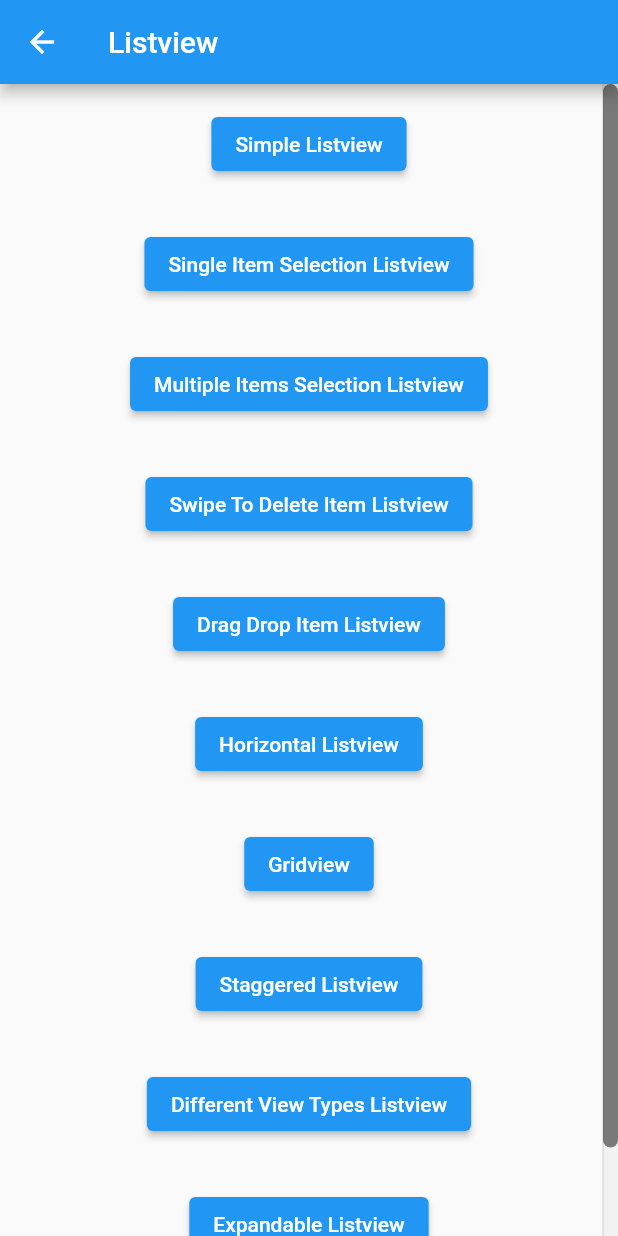
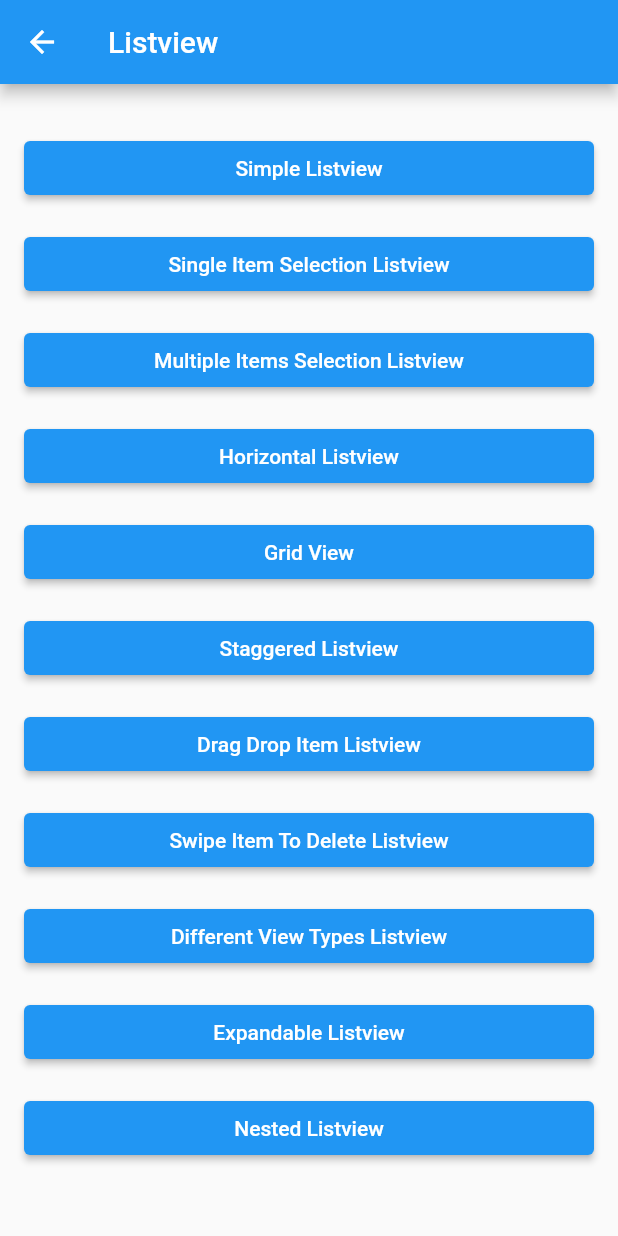
Before and after one commit to Gogo-jiii/Flutter-All-In-One, a Flutter app: the ListviewScreen screen opened directly, on a phone screen of 412 x 824 dp. Run offline on Flutter 3.47's test engine with Material 2 defaults, Android fonts, the phone set to English and light mode, and no system bars; our stand-ins replace flutter_rating_bar, fluttertoast.

Commit message:
nested listview

```diff
--- a/lib/modules/listview/listview_screen.dart
+++ b/lib/modules/listview/listview_screen.dart
@@ -3,14 +3,15 @@ import 'package:flutter_all_in_one/modules/common_widgets/common_widgets.dart';
 import 'package:flutter_all_in_one/modules/listview/drag_drop_item_listview/drag_drop_item_listview_screen.dart';
 import 'package:flutter_all_in_one/modules/listview/expandable_listview/expandable_listview_screen.dart';
 import 'package:flutter_all_in_one/modules/listview/grid_view_listview/grid_view_screen.dart';
-import 'package:flutter_all_in_one/modules/listview/horizontal_listview/horizontal_listview_screen.dart';
 import 'package:flutter_all_in_one/modules/listview/multiple_items_selection_listview/multiple_items_selection_listview_screen.dart';
+import 'package:flutter_all_in_one/modules/listview/nested_listview/nested_listview_screen.dart';
+import 'package:flutter_all_in_one/modules/listview/simple_listview/simple_listview_screen.dart';
 import 'package:flutter_all_in_one/modules/listview/staggered_listview/staggered_listview_screen.dart';
+import 'package:flutter_all_in_one/modules/listview/swipe_to_delete_item_listview/swipe_to_delete_item_listview_screen.dart';
 import 'package:flutter_all_in_one/modules/listview/viewtypes_listview/viewtypes_listview_screen.dart';
 
-import 'simple_listview/simple_listview_screen.dart';
+import 'horizontal_listview/horizontal_listview_screen.dart';
 import 'single_item_selection_listview/single_item_selection_listview_screen.dart';
-import 'swipe_to_delete_item_listview/swipe_to_delete_item_listview_screen.dart';
 
 class ListviewScreen extends StatefulWidget {
   const ListviewScreen({Key? key}) : super(key: key);
@@ -48,128 +49,76 @@ class GetUI extends StatelessWidget {
 
   @override
   Widget build(BuildContext context) {
-    return Column(
-      children: [
-        ElevatedButton(
-          onPressed: () {
-            Navigator.push(
-                context,
-                MaterialPageRoute(
-                    builder: (_) => const SimpleListviewScreen()));
-          },
-          child: const Text("Simple Listview"),
-        ),
-        const SizedBox(
-          height: 32,
-        ),
-        ElevatedButton(
-          onPressed: () {
-            Navigator.push(
-                context,
-                MaterialPageRoute(
-                    builder: (_) => const SingleItemSelectionListViewScreen()));
-          },
-          child: const Text("Single Item Selection Listview"),
-        ),
-        const SizedBox(
-          height: 32,
-        ),
-        ElevatedButton(
-          onPressed: () {
-            Navigator.push(
-                context,
-                MaterialPageRoute(
-                    builder: (_) =>
-                        const MultipleItemsSelectionListviewScreen()));
-          },
-          child: const Text("Multiple Items Selection Listview"),
-        ),
-        const SizedBox(
-          height: 32,
-        ),
-        ElevatedButton(
-          onPressed: () {
-            Navigator.push(
-                context,
-                MaterialPageRoute(
-                    builder: (_) => const SwipeToDeleteItemListviewScreen()));
-          },
-          child: const Text("Swipe To Delete Item Listview"),
-        ),
-        const SizedBox(
-          height: 32,
-        ),
-        ElevatedButton(
-          onPressed: () {
-            Navigator.push(
-                context,
-                MaterialPageRoute(
-                    builder: (_) => const DragDropItemListviewScreen()));
-          },
-          child: const Text("Drag Drop Item Listview"),
-        ),
-        const SizedBox(
-          height: 32,
-        ),
-        ElevatedButton(
-          onPressed: () {
-            Navigator.push(
-                context,
-                MaterialPageRoute(
-                    builder: (_) => const HorizontalListViewScreen()));
-          },
-          child: const Text("Horizontal Listview"),
-        ),
-        const SizedBox(
-          height: 32,
-        ),
-        ElevatedButton(
-          onPressed: () {
-            Navigator.push(context,
-                MaterialPageRoute(builder: (_) => const GridViewScreen()));
-          },
-          child: const Text("Gridview"),
-        ),
-        const SizedBox(
-          height: 32,
-        ),
-        ElevatedButton(
-          onPressed: () {
-            Navigator.push(
-                context,
-                MaterialPageRoute(
-                    builder: (_) => const StaggeredListViewScreen()));
-          },
-          child: const Text("Staggered Listview"),
-        ),
-        const SizedBox(
-          height: 32,
-        ),
-        ElevatedButton(
-          onPressed: () {
-            Navigator.push(
-                context,
-                MaterialPageRoute(
-                    builder: (_) => const ViewTypeListviewScreen()));
-          },
-          child: const Text("Different View Types Listview"),
-        ),
-        const SizedBox(
-          height: 32,
-        ),
-        ElevatedButton(
-          onPressed: () {
-            Navigator.push(
-                context,
-                MaterialPageRoute(
-                    builder: (_) => const ExpandableListviewScreen()));
-          },
-          child: const Text("Expandable Listview"),
-        ),
-        const SizedBox(
-          height: 32,
-        ),
-      ],
+    return SingleChildScrollView(
+      child: Column(
+        children: const [
+          _SizedBox(16),
+          _Button("Simple Listview", SimpleListviewScreen()),
+          _SizedBox(16),
+          _Button("Single Item Selection Listview",
+              SingleItemSelectionListViewScreen()),
+          _SizedBox(16),
+          _Button("Multiple Items Selection Listview",
+              MultipleItemsSelectionListviewScreen()),
+          _SizedBox(16),
+          _Button("Horizontal Listview", HorizontalListViewScreen()),
+          _SizedBox(16),
+          _Button("Grid View", GridViewScreen()),
+          _SizedBox(16),
+          _Button("Staggered Listview", StaggeredListViewScreen()),
+          _SizedBox(16),
+          _Button("Drag Drop Item Listview", DragDropItemListviewScreen()),
+          _SizedBox(16),
+          _Button("Swipe Item To Delete Listview",
+              SwipeToDeleteItemListviewScreen()),
+          _SizedBox(16),
+          _Button("Different View Types Listview", ViewTypeListviewScreen()),
+          _SizedBox(16),
+          _Button("Expandable Listview", ExpandableListviewScreen()),
+          _SizedBox(16),
+          _Button("Nested Listview", NestedListviewScreen()),
+        ],
+      ),
     );
   }
 }
+
+class _SizedBox extends StatelessWidget {
+  final double value;
+
+  const _SizedBox(
+    this.value, {
+    Key? key,
+  }) : super(key: key);
+
+  @override
+  Widget build(BuildContext context) {
+    return SizedBox(
+      height: value,
+    );
+  }
+}
+
+class _Button extends StatelessWidget {
+  final String title;
+  final StatefulWidget screen;
+
+  const _Button(
+    this.title,
+    this.screen, {
+    Key? key,
+  }) : super(key: key);
+
+  @override
+  Widget build(BuildContext context) {
+    return SizedBox(
+      width: double.infinity,
+      child: ElevatedButton(
+        onPressed: () {
+          Navigator.push(context, MaterialPageRoute(builder: (_) => screen));
+        },
+        child: Text(title),
+      ),
+    );
+  }
+}
```
Also changed, not shown: lib/modules/listview/nested_listview/nested_listview_screen.dart (added, +196 -0 lines), lib/modules/listview/nested_listview/row_item.dart (added, +8 -0 lines).
